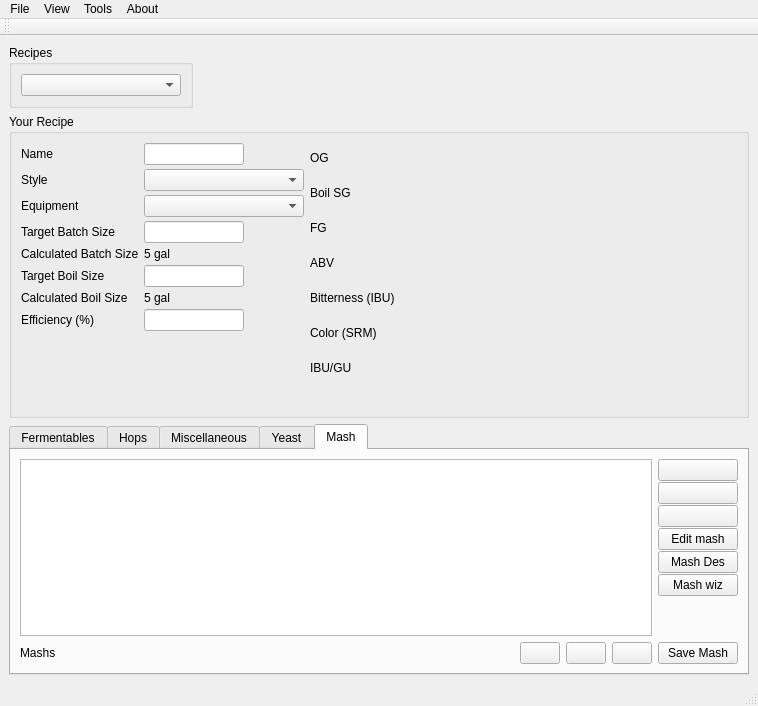
Before: the Qt Designer form ui/mainWindow.ui in Brewtarget/brewtarget, drawn with Qt 5.
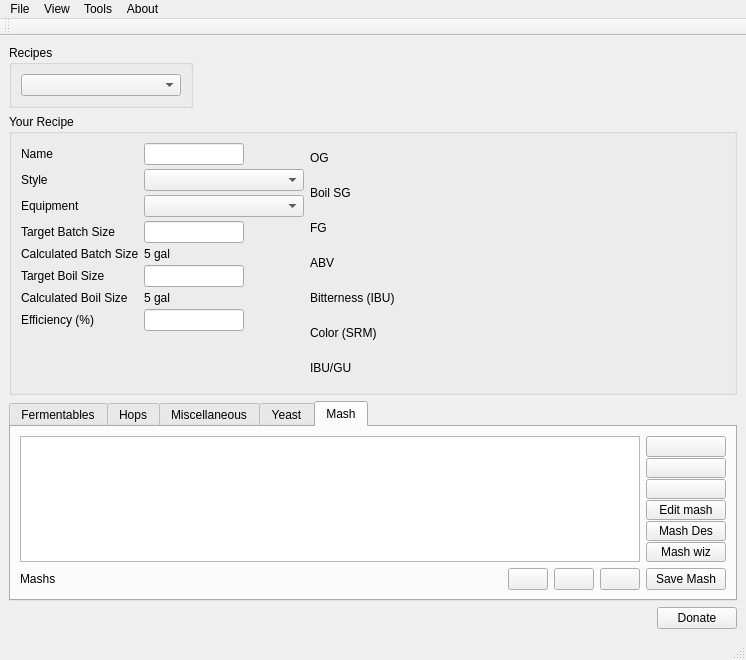
After: the same form once the commit is applied. Icons and pictures are not drawn. Custom widgets are drawn as their Qt base class.

Commit message: Added donate button.

```diff
--- a/ui/mainWindow.ui
+++ b/ui/mainWindow.ui
@@ -6,8 +6,8 @@
    <rect>
     <x>0</x>
     <y>0</y>
-    <width>758</width>
-    <height>706</height>
+    <width>746</width>
+    <height>659</height>
    </rect>
   </property>
   <property name="sizePolicy">
@@ -1457,6 +1457,43 @@
       </widget>
      </widget>
     </item>
+    <item>
+     <layout class="QHBoxLayout" name="horizontalLayout_3">
+      <property name="topMargin">
+       <number>0</number>
+      </property>
+      <item>
+       <spacer name="horizontalSpacer_5">
+        <property name="orientation">
+         <enum>Qt::Horizontal</enum>
+        </property>
+        <property name="sizeHint" stdset="0">
+         <size>
+          <width>40</width>
+          <height>20</height>
+         </size>
+        </property>
+       </spacer>
+      </item>
+      <item>
+       <widget class="QPushButton" name="pushButton_donate">
+        <property name="text">
+         <string>Donate</string>
+        </property>
+        <property name="icon">
+         <iconset resource="../brewtarget.qrc">
+          <normaloff>:/images/donate.svg</normaloff>:/images/donate.svg</iconset>
+        </property>
+        <property name="iconSize">
+         <size>
+          <width>16</width>
+          <height>16</height>
+         </size>
+        </property>
+       </widget>
+      </item>
+     </layout>
+    </item>
    </layout>
   </widget>
   <widget class="QMenuBar" name="menubar">
@@ -1464,7 +1501,7 @@
     <rect>
      <x>0</x>
      <y>0</y>
-     <width>758</width>
+     <width>746</width>
      <height>20</height>
     </rect>
    </property>
```
Left out of the diff: 78 changed lines with no effect on the pictures. The commit also changes 4 other files.
